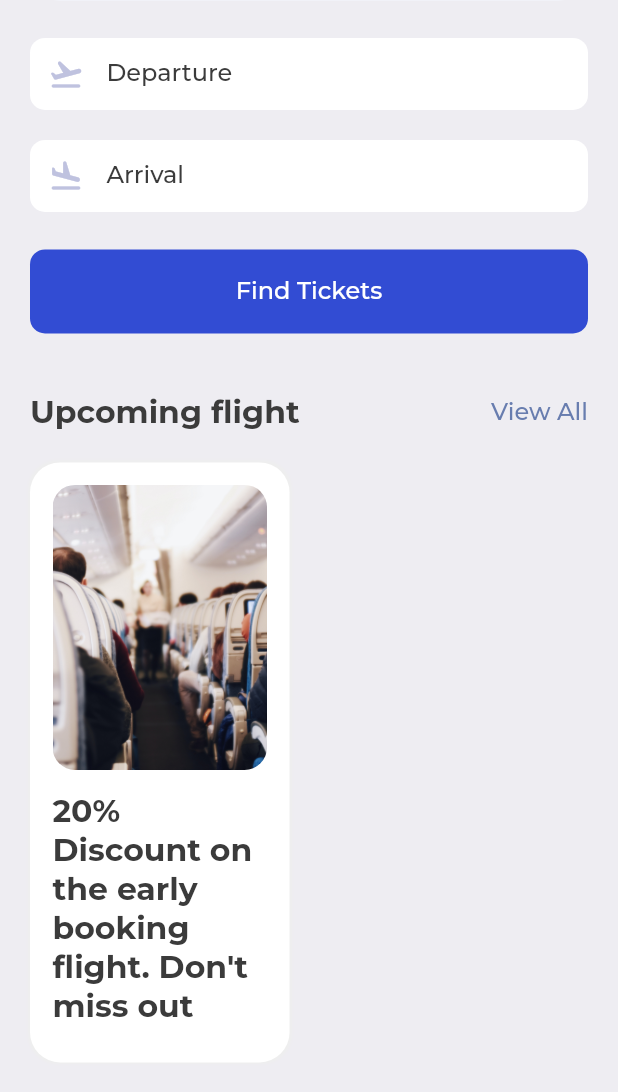
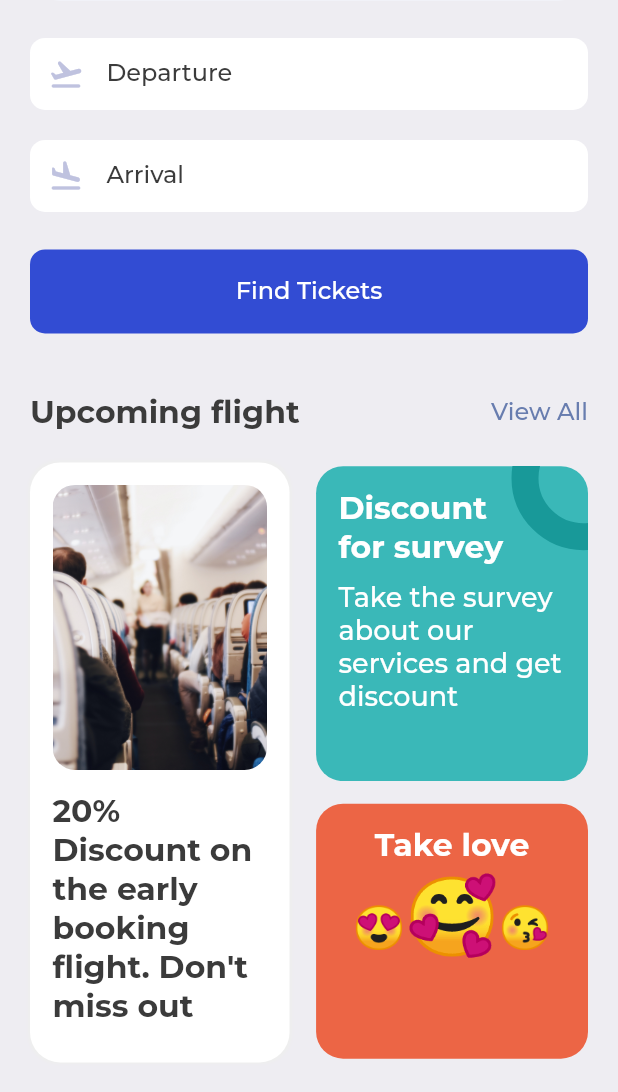
Before and after one commit to shemaabra/e-ticket, a Flutter app: the SearchScreen screen opened directly, scrolled down 108 dp, on a phone screen of 412 x 824 dp, the part 144-1236 px from its top. Run offline on Flutter 3.47's test engine with Material 2 defaults, Android fonts, the phone set to English and light mode, and no system bars; our stand-ins replace fluentui_icons, gap, get, google_fonts.

Commit message:
search section done!

```diff
--- a/lib/screens/search_screen.dart
+++ b/lib/screens/search_screen.dart
@@ -134,6 +134,7 @@ class SearchScreen extends StatelessWidget {
               bigText: "Upcoming flight", smallText: "View All"),
           Gap(AppLayout.getHeight(20)),
           Row(
+            mainAxisAlignment: MainAxisAlignment.spaceBetween,
             children: [
               Container(
                 height: AppLayout.getHeight(400),
@@ -174,6 +175,122 @@ class SearchScreen extends StatelessWidget {
                   ],
                 ),
               ),
+              Column(
+                children: [
+                  Stack(
+                    children: [
+                      Container(
+                        width: size.width * 0.44,
+                        height: AppLayout.getHeight(210),
+                        decoration: BoxDecoration(
+                          color: const Color(0xFF3AB8B8),
+                          borderRadius: BorderRadius.circular(
+                            AppLayout.getHeight(18),
+                          ),
+                        ),
+                        padding: EdgeInsets.symmetric(
+                          horizontal: AppLayout.getWidth(15),
+                          vertical: AppLayout.getHeight(15),
+                        ),
+                        child: Column(
+                          crossAxisAlignment: CrossAxisAlignment.start,
+                          children: [
+                            Text(
+                              "Discount\nfor survey",
+                              style: GoogleFonts.montserrat(
+                                textStyle: Styles.headLineStyle2.copyWith(
+                                    color: Colors.white,
+                                    fontWeight: FontWeight.bold),
+                              ),
+                            ),
+                            Gap(
+                              AppLayout.getHeight(10),
+                            ),
+                            Text(
+                              "Take the survey about our services and get discount",
+                              style: GoogleFonts.montserrat(
+                                textStyle: Styles.headLineStyle2.copyWith(
+                                    color: Colors.white,
+                                    fontWeight: FontWeight.w500,
+                                    fontSize: 18),
+                              ),
+                            )
+                          ],
+                        ),
+                      ),
+                      Positioned(
+                        right: -45,
+                        top: -40,
+                        child: Container(
+                          padding: EdgeInsets.all(
+                            AppLayout.getHeight(30),
+                          ),
+                          decoration: BoxDecoration(
+                              shape: BoxShape.circle,
+                              border: Border.all(
+                                width: 18,
+                                color: const Color(
+                                  0xFF189999,
+                                ),
+                              ),
+                              color: Colors.transparent),
+                        ),
+                      ),
+                    ],
+                  ),
+                  Gap(
+                    AppLayout.getHeight(15),
+                  ),
+                  Container(
+                    width: size.width * 0.44,
+                    height: AppLayout.getHeight(170),
+                    padding: EdgeInsets.symmetric(
+                      horizontal: AppLayout.getWidth(15),
+                      vertical: AppLayout.getHeight(15),
+                    ),
+                    decoration: BoxDecoration(
+                      borderRadius: BorderRadius.circular(
+                        AppLayout.getHeight(18),
+                      ),
+                      color: const Color(0xFFEC6545),
+                    ),
+                    child: Column(
+                      children: [
+                        Text(
+                          "Take love",
+                          style: GoogleFonts.montserrat(
+                            textStyle: Styles.headLineStyle2.copyWith(
+                              color: Colors.white,
+                              fontWeight: FontWeight.bold,
+                            ),
+                          ),
+                        ),
+                        Gap(
+                          AppLayout.getHeight(5),
+                        ),
+                        RichText(
+                          text: const TextSpan(
+                            children: [
+                              TextSpan(
+                                text: '😍',
+                                style: TextStyle(fontSize: 28),
+                              ),
+                              TextSpan(
+                                text: '🥰',
+                                style:  TextStyle(fontSize: 50),
+                              ),
+                              TextSpan(
+                                text: '😘',
+                                style:  TextStyle(fontSize: 28),
+                              ),
+                            ],
+                          ),
+                        )
+                      ],
+                    ),
+                  ),
+                ],
+              ),
             ],
           ),
         ],
```
